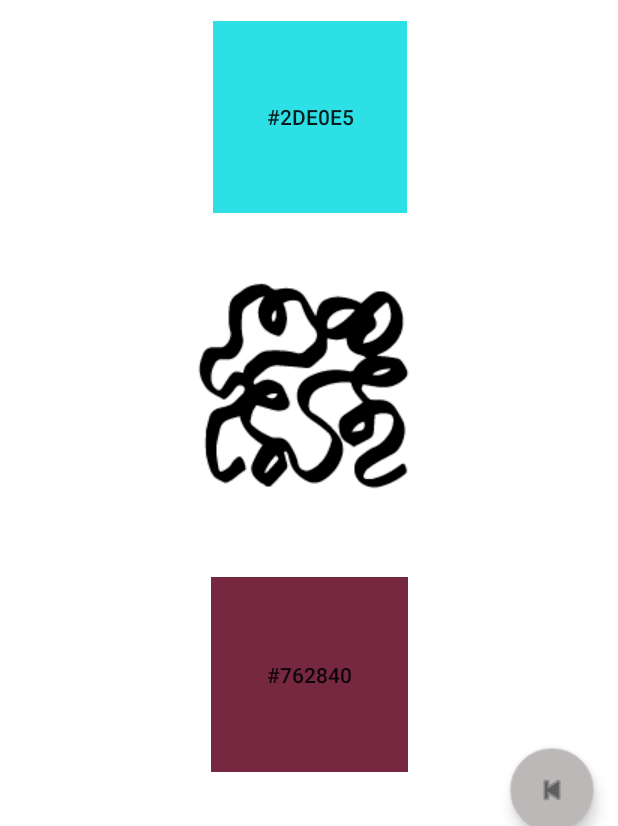
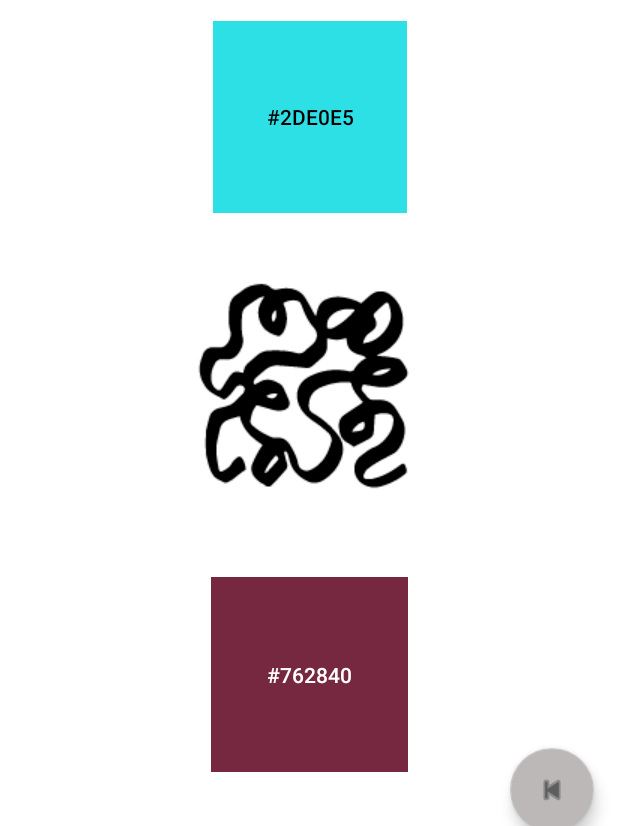
Before and after one commit to djui/Inspiray, an Android app: the screen it shows after launch (MainActivity), on a phone screen of 412 x 824 dp. Shown: the part 272-1098 px from the top of the screen. Run offline under Robolectric (Android 15) with nearby library versions, the phone set to English and light mode, and no system bars.

```diff
--- a/app/src/main/java/io/djui/inspiray/MainActivity.kt
+++ b/app/src/main/java/io/djui/inspiray/MainActivity.kt
@@ -205,9 +205,11 @@ class MainActivity : AppCompatActivity() {
         this.title = title
 
         colorAButton.setBackgroundColor(colorA)
+        colorAButton.setTextColor(if(isDark(colorA)) Color.WHITE else Color.BLACK)
         colorAButton.text = colorAHex
 
         colorBButton.setBackgroundColor(colorB)
+        colorBButton.setTextColor(if(isDark(colorB)) Color.WHITE else Color.BLACK)
         colorBButton.text = colorBHex
     }
 
```
